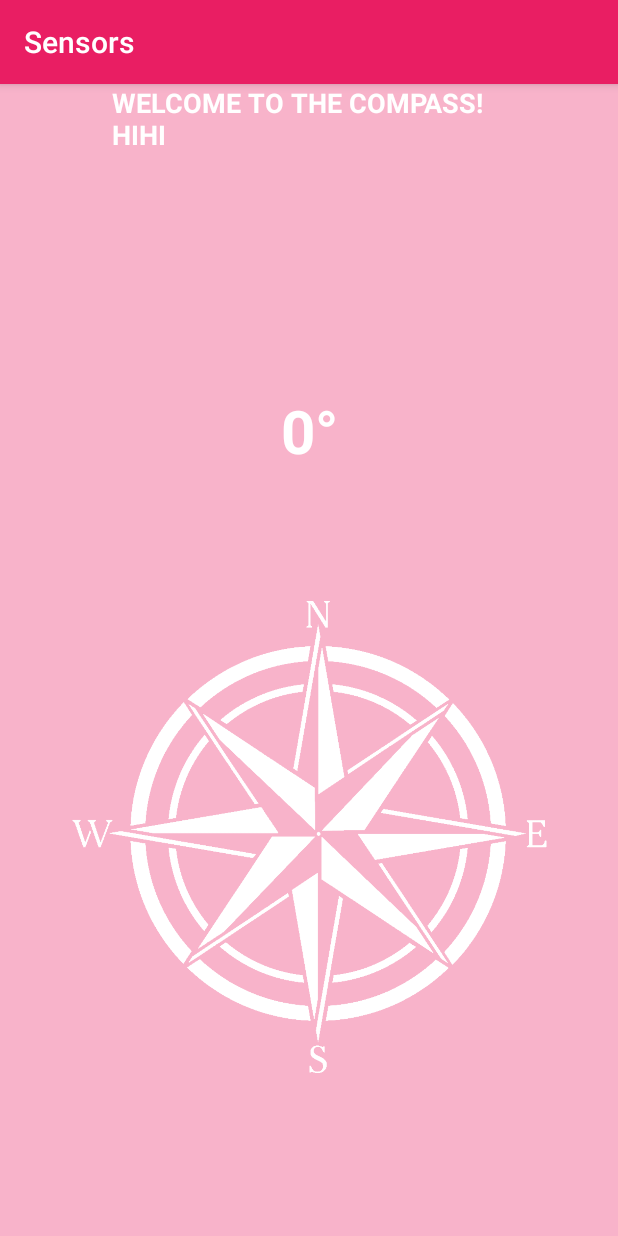
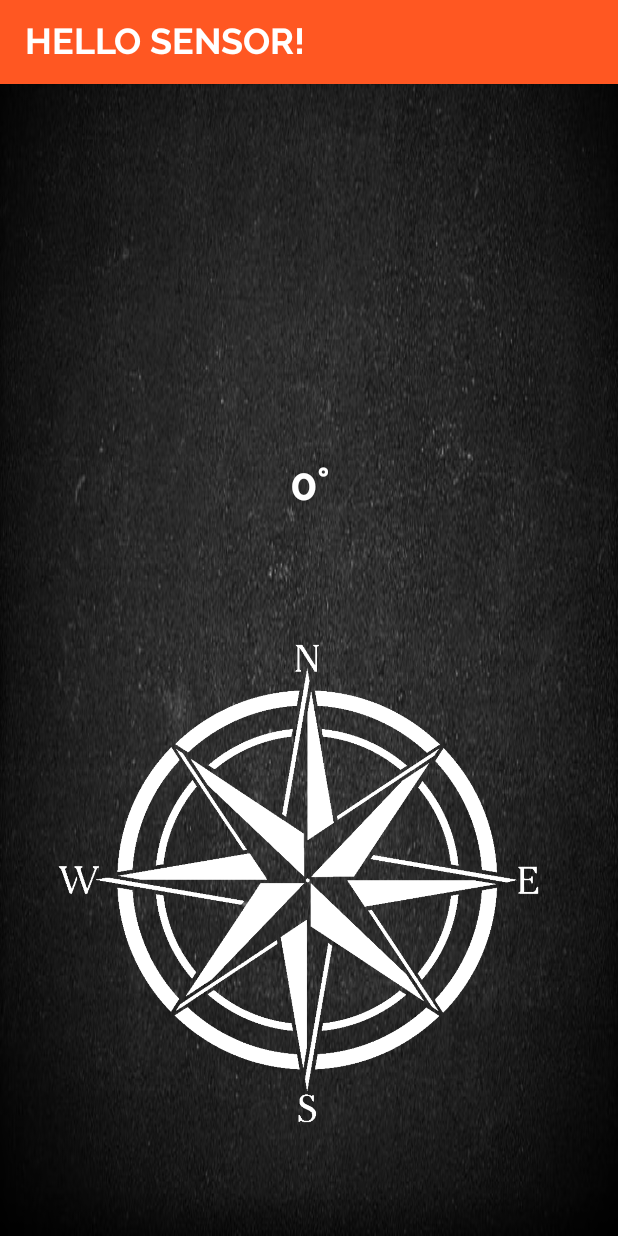
Before and after one commit to erikssonmandy/HelloSensor, an Android app: the CompassActivity screen opened directly, with no data from a screen before it, on a phone screen of 412 x 824 dp. Run offline under Robolectric (Android 15) with nearby library versions, the phone set to English and light mode, and no system bars.

Commit message:
Improvement of both sensors and design

```diff
--- a/app/src/main/java/com/example/myfirstapp/CompassActivity.java
+++ b/app/src/main/java/com/example/myfirstapp/CompassActivity.java
@@ -30,6 +30,7 @@ public class CompassActivity extends AppCompatActivity implements SensorEventLis
     private boolean mLastMagnetometerSet = false;
     private Vibrator vibrator;
     private MediaPlayer mediaPlayer;
+    private MediaPlayer mediaPlayer2;
 
 
     @Override
@@ -43,7 +44,8 @@ public class CompassActivity extends AppCompatActivity implements SensorEventLis
         compass_img = (ImageView) findViewById(R.id.img_compasswhite);
         txt_compass = (TextView) findViewById(R.id.txt_azimuth);
         vibrator = (Vibrator) getSystemService(Context.VIBRATOR_SERVICE);
-        mediaPlayer= MediaPlayer.create(getApplicationContext(), R.raw.pling);
+        mediaPlayer= MediaPlayer.create(getApplicationContext(), R.raw.plingpling);
+        mediaPlayer2 = MediaPlayer.create(getApplicationContext(), R.raw.dring);
 
         start();
     }
@@ -101,6 +103,8 @@ public class CompassActivity extends AppCompatActivity implements SensorEventLis
 
         if (mAzimuth <= 190 && mAzimuth > 170){
             where = "S";
+            vibrator.vibrate(400);
+            mediaPlayer2.start();
 
         }
 
@@ -120,7 +124,7 @@ public class CompassActivity extends AppCompatActivity implements SensorEventLis
         }
 
 
-            txt_compass.setText(mAzimuth + "° " + where);
+        txt_compass.setText("Direction: " + mAzimuth + "° " + where);
 
     }
 
@@ -160,10 +164,13 @@ public class CompassActivity extends AppCompatActivity implements SensorEventLis
 
     public void stop () {
         if (haveSensor && haveSensor2) {
+            vibrator.cancel();
             mSensorManager.unregisterListener(this, mAccelerometer);
             mSensorManager.unregisterListener(this, mMagnetometer);
+
         } else {
             if (haveSensor)
+                vibrator.cancel();
                 mSensorManager.unregisterListener(this, mRotationV);
         }
     }
@@ -171,6 +178,7 @@ public class CompassActivity extends AppCompatActivity implements SensorEventLis
     @Override
     protected void onPause () {
         super.onPause();
+
         stop();
     }
 
@@ -180,4 +188,6 @@ public class CompassActivity extends AppCompatActivity implements SensorEventLis
         start();
     }
 
+
+
 }
--- /dev/null
+++ b/app/src/main/res/layout-v21/toolbar.xml
@@ -0,0 +1,23 @@
+<?xml version="1.0" encoding="utf-8"?>
+<androidx.appcompat.widget.Toolbar xmlns:android="http://schemas.android.com/apk/res/android"
+    android:layout_width="match_parent"
+    android:layout_height="wrap_content"
+    android:background="@color/colorPrimary"
+    android:elevation="4dp"
+    android:theme="@style/ThemeOverlay.AppCompat.Dark.ActionBar"
+    android:popupTheme="@style/ThemeOverlay.AppCompat.Light"
+    >
+
+    <TextView
+        android:id="@+id/toolbar_title"
+        android:layout_width="wrap_content"
+        android:layout_height="wrap_content"
+        android:fontFamily="@font/raleway_bold"
+        android:gravity="center"
+        android:singleLine="true"
+        android:text="@string/hello_sensor1"
+        android:textColor="@android:color/white"
+        android:textSize="24sp"
+        android:textStyle="bold" />
+
+</androidx.appcompat.widget.Toolbar>
--- a/app/src/main/res/layout/activity_compass.xml
+++ b/app/src/main/res/layout/activity_compass.xml
@@ -9,20 +9,36 @@
     android:layout_height="match_parent"
     android:orientation="vertical"
     tools:context=".MainActivity"
-    android:background="@color/background">
+    android:background="@drawable/texture">
 
+    <include
+        android:id="@+id/toolbar"
+        layout="@layout/toolbar"/>
+
+
+    <View
+        android:id="@+id/view"
+        android:layout_width="wrap_content"
+        android:layout_height="wrap_content"
+        app:layout_constraintBottom_toBottomOf="parent"
+        app:layout_constraintEnd_toEndOf="parent"
+        app:layout_constraintHorizontal_bias="0.0"
+        app:layout_constraintStart_toStartOf="parent"
+        app:layout_constraintTop_toTopOf="parent"
+        app:layout_constraintVertical_bias="1.0" />
 
     <TextView
         android:id="@+id/txt_azimuth"
-        android:layout_width="169dp"
-        android:layout_height="54dp"
+        android:layout_width="187dp"
+        android:layout_height="86dp"
         android:layout_centerHorizontal="true"
         android:layout_gravity="center_horizontal"
         android:layout_marginTop="16dp"
+        android:fontFamily="@font/raleway_bold"
         android:text="0°"
         android:textAlignment="center"
         android:textColor="#FFFFFF"
-        android:textSize="40sp"
+        android:textSize="30sp"
         android:textStyle="bold"
         app:layout_constraintBottom_toTopOf="@+id/img_compasswhite"
         app:layout_constraintEnd_toEndOf="parent"
@@ -32,36 +48,34 @@
 
     <ImageView
         android:id="@+id/img_compasswhite"
-        android:layout_width="347dp"
-        android:layout_height="468dp"
+        android:layout_width="351dp"
+        android:layout_height="366dp"
         android:layout_below="@+id/txt_azimuth"
-        android:layout_marginBottom="32dp"
+        android:layout_marginStart="16dp"
+        android:layout_marginLeft="16dp"
+        android:layout_marginEnd="16dp"
+        android:layout_marginRight="16dp"
+        android:layout_marginBottom="52dp"
         android:src="@drawable/compasswhite"
         app:layout_constraintBottom_toBottomOf="parent"
         app:layout_constraintEnd_toEndOf="parent"
+        app:layout_constraintHorizontal_bias="0.266"
         app:layout_constraintStart_toStartOf="parent"
         tools:srcCompat="@drawable/compasswhite" />
 
     <TextView
         android:id="@+id/textView2"
-        android:layout_width="262dp"
-        android:layout_height="96dp"
-        android:text="WELCOME TO THE COMPASS! HIHI"
+        android:layout_width="241dp"
+        android:layout_height="61dp"
+        android:layout_gravity="center_horizontal"
+        android:fontFamily="@font/raleway_bold"
+        android:text="WELCOME TO THE COMPASS!"
+        android:textAlignment="center"
         android:textColor="#FFFFFF"
         android:textSize="18sp"
         android:textStyle="bold"
         app:layout_constraintEnd_toEndOf="parent"
-        app:layout_constraintHorizontal_bias="0.496"
         app:layout_constraintStart_toStartOf="parent"
-        tools:layout_editor_absoluteY="73dp" />
-
-    <View
-        android:id="@+id/view"
-        android:layout_width="wrap_content"
-        android:layout_height="wrap_content"
-        app:layout_constraintBottom_toBottomOf="parent"
-        app:layout_constraintEnd_toEndOf="parent"
-        app:layout_constraintStart_toStartOf="parent"
-        app:layout_constraintTop_toTopOf="parent" />
+        tools:layout_editor_absoluteY="77dp" />
 
 </androidx.constraintlayout.widget.ConstraintLayout>
--- /dev/null
+++ b/app/src/main/res/layout/toolbar.xml
@@ -0,0 +1,23 @@
+<?xml version="1.0" encoding="utf-8"?>
+<androidx.appcompat.widget.Toolbar xmlns:android="http://schemas.android.com/apk/res/android"
+    android:layout_width="match_parent"
+    android:layout_height="wrap_content"
+    android:background="@color/colorPrimary"
+    android:elevation="4dp"
+    android:theme="@style/ThemeOverlay.AppCompat.Dark.ActionBar"
+    android:popupTheme="@style/ThemeOverlay.AppCompat.Light"
+    >
+
+    <TextView
+        android:id="@+id/toolbar_title"
+        android:layout_width="wrap_content"
+        android:layout_height="wrap_content"
+        android:fontFamily="@font/raleway_bold"
+        android:gravity="center"
+        android:singleLine="true"
+        android:text="@string/hello_sensor"
+        android:textColor="@android:color/white"
+        android:textSize="24sp"
+        android:textStyle="bold" />
+
+</androidx.appcompat.widget.Toolbar>
--- a/app/src/main/res/values/colors.xml
+++ b/app/src/main/res/values/colors.xml
@@ -1,6 +1,6 @@
 <?xml version="1.0" encoding="utf-8"?>
 <resources>
-    <color name="colorPrimary">#6200EE</color>
-    <color name="colorPrimaryDark">#3700B3</color>
-    <color name="colorAccent">#03DAC5</color>
+    <color name="colorPrimary">#FF5722</color>
+    <color name="colorPrimaryDark">#7E2B10</color>
+    <color name="colorAccent">#FD9372</color>
 </resources>
--- a/app/src/main/res/values/styles.xml
+++ b/app/src/main/res/values/styles.xml
@@ -1,11 +1,11 @@
 <resources>
 
     <!-- Base application theme. -->
-    <style name="AppTheme" parent="Theme.AppCompat.Light.DarkActionBar">
+    <style name="AppTheme" parent="Theme.AppCompat.Light.NoActionBar">
         <!-- Customize your theme here. -->
-        <item name="colorPrimary">#E91E63</item>
-        <item name="colorPrimaryDark">#FF5A92</item>
-        <item name="colorAccent">#E91E63</item>
+        <item name="colorPrimary">#FF5722</item>
+        <item name="colorPrimaryDark">#FF5722</item>
+        <item name="colorAccent">#FF5722</item>
 
 
 
```
Also changed, not shown: app/src/main/java/com/example/myfirstapp/AccelerometerActivity.java (+53 -35 lines), app/src/main/java/com/example/myfirstapp/MainActivity.java (+8 -0 lines), app/src/main/res/layout/activity_accelerometer.xml (+60 -45 lines), app/src/main/res/layout/activity_main.xml (+17 -3 lines), app/src/main/res/values/strings.xml (+8 -2 lines), app/src/main/res/drawable-v24/ball.png (added), app/src/main/res/drawable-v24/rotation.png (added), app/src/main/res/drawable-v24/texture.jpg (added), app/src/main/res/font/raleway_bold.ttf (added), app/src/main/res/font/raleway_thin.ttf (added), 4 other files. Lines whose indentation alone changed are shown as unchanged.
